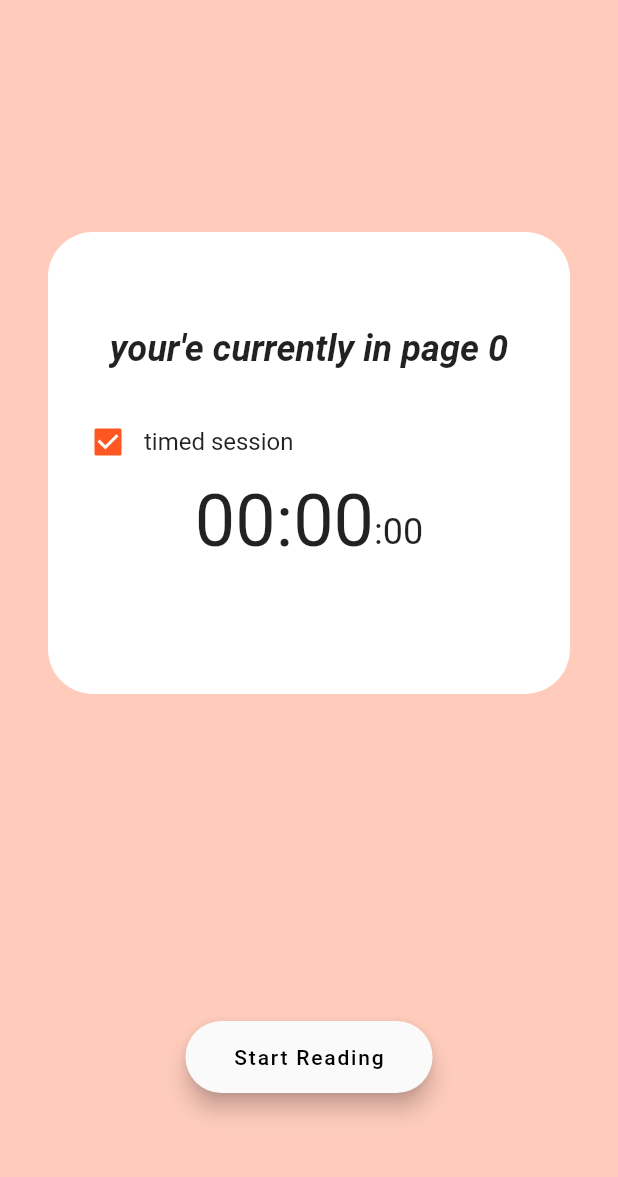
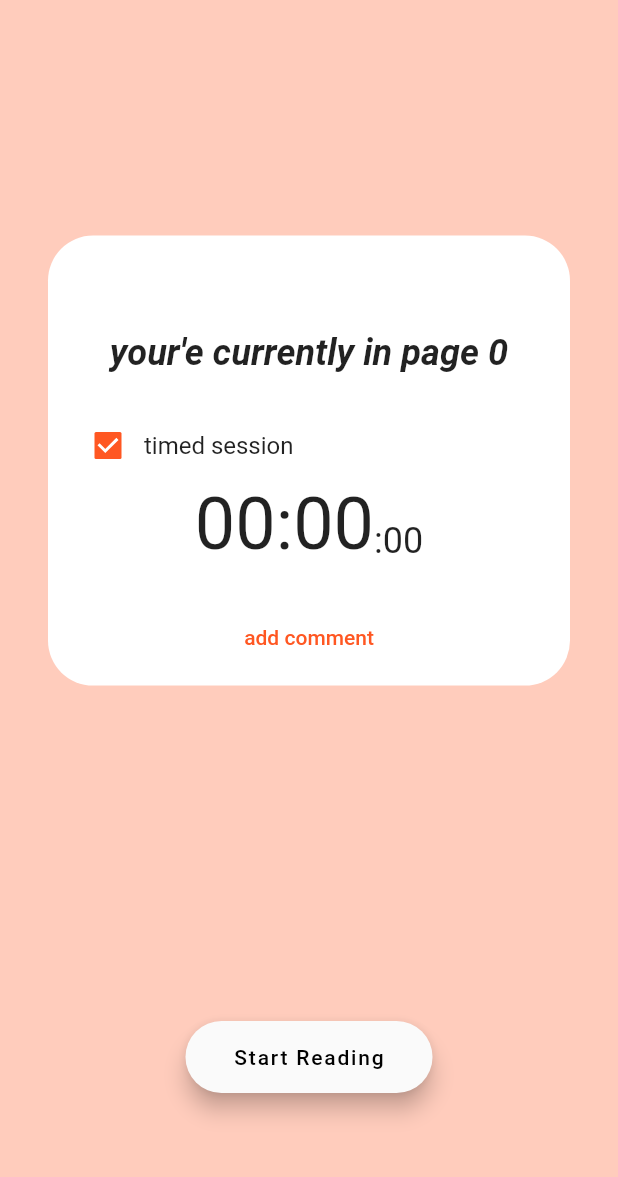
Before and after one commit to bar4488/BookTracker, a Flutter app: the NewReadingSessionScreen screen opened directly with empty values, on a phone screen of 412 x 824 dp, the part 59-1236 px from its top. Run offline on Flutter 3.47's test engine with Material 2 defaults, Android fonts, the phone set to English and light mode, and no system bars; our stand-ins replace cloud_firestore, firebase_auth, firebase_core, flutter_image_compress, google_sign_in, image_picker and 1 more; accounts and stored records are empty.

Commit message:
started comment dialog design, will probably change to a pager

```diff
--- a/lib/book_screen/new_reading_session.dart
+++ b/lib/book_screen/new_reading_session.dart
@@ -1,4 +1,5 @@
 import 'package:book_tracker/book_screen/book_bloc.dart';
+import 'package:book_tracker/book_screen/comment_dialog.dart';
 import 'package:book_tracker/book_screen/timer_service.dart';
 import 'package:book_tracker/models/book.dart';
 import 'package:book_tracker/models/reading_session.dart';
@@ -89,7 +90,8 @@ class _NewReadingSessionScreenState extends State<NewReadingSessionScreen> {
             builder: (context, service, child) {
               return AnimatedContainer(
                 duration: Duration(milliseconds: 400),
-                padding: EdgeInsets.symmetric(vertical: 64, horizontal: 16),
+                padding:
+                    EdgeInsets.only(top: 64, bottom: 8, left: 16, right: 16),
                 margin: EdgeInsets.symmetric(horizontal: 32),
                 child: Column(
                   mainAxisSize: MainAxisSize.min,
@@ -139,6 +141,20 @@ class _NewReadingSessionScreenState extends State<NewReadingSessionScreen> {
                               border: OutlineInputBorder(),
                             ),
                           ),
+                    TextButton(
+                      onPressed: () {
+                        FocusScope.of(context).requestFocus(
+                            FocusNode()); // remove focus from text field if there is
+
+                        showDialog(
+                          context: context,
+                          builder: (context) {
+                            return CommentDialog();
+                          },
+                        );
+                      },
+                      child: Text("add comment"),
+                    ),
                   ],
                 ),
                 decoration: ShapeDecoration(
@@ -216,7 +232,7 @@ class TimerText extends StatelessWidget {
             style: TextStyle(fontSize: 48),
           ),
           Baseline(
-            baseline: -12,
+            baseline: -8,
             baselineType: TextBaseline.alphabetic,
             child: Text(
               ":${formatter.format(service.currentDuration.inSeconds % 60)}",
--- a/lib/models/reading_session.dart
+++ b/lib/models/reading_session.dart
@@ -14,6 +14,13 @@ class ReadingSession {
   int endPage;
   DateTime? startTime;
   Duration? duration;
+  String? comment;
+
+  double? get pagesPerHour => duration == null
+      ? null
+      : (endPage - startPage) / duration!.inSeconds * 3600;
+
+  bool get hasDuration => duration != null && duration!.inMicroseconds != 0;
 
   Map<String, dynamic> toMap() {
     return {
```
Also changed, not shown: lib/book_screen/book_screen.dart (+9 -2 lines), lib/book_screen/comment_dialog.dart (added, +64 -0 lines).
